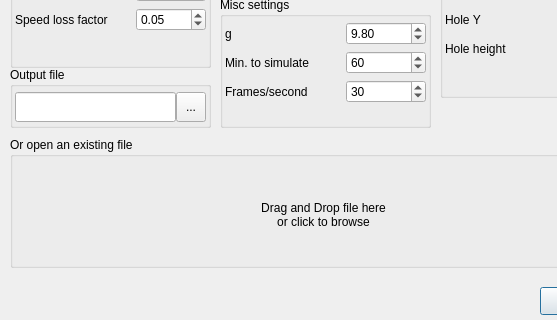
Qt form src/ui/NewExperimentWindow.ui (gim-/particles-in-box) before a commit; both pictures show x 0 to 557 and y 133 to 453 of the 651 by 453 pixel window.
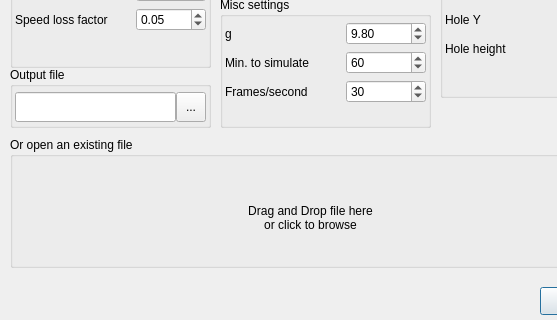
The same form after that commit. Custom widgets are drawn as their Qt base class.

```diff
--- a/src/ui/NewExperimentWindow.ui
+++ b/src/ui/NewExperimentWindow.ui
@@ -784,8 +784,8 @@
    <widget class="ClickableLabel" name="labelInputFile">
     <property name="geometry">
      <rect>
-      <x>13</x>
-      <y>27</y>
+      <x>0</x>
+      <y>30</y>
       <width>601</width>
       <height>101</height>
      </rect>
```
